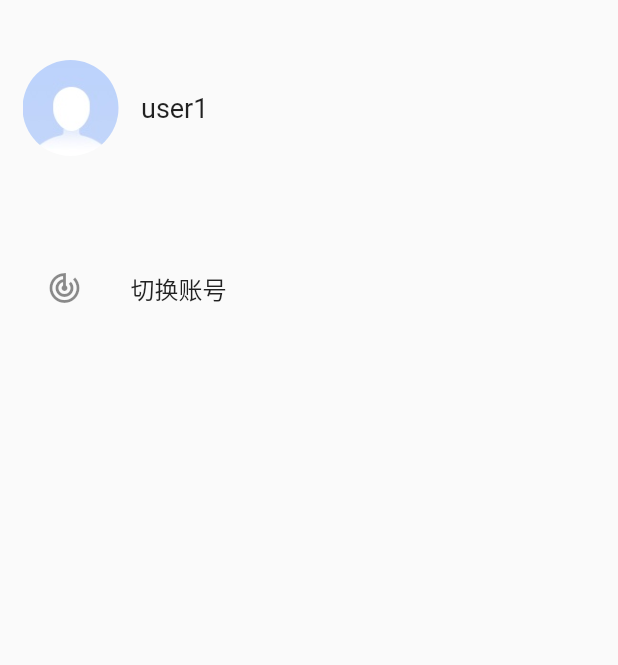
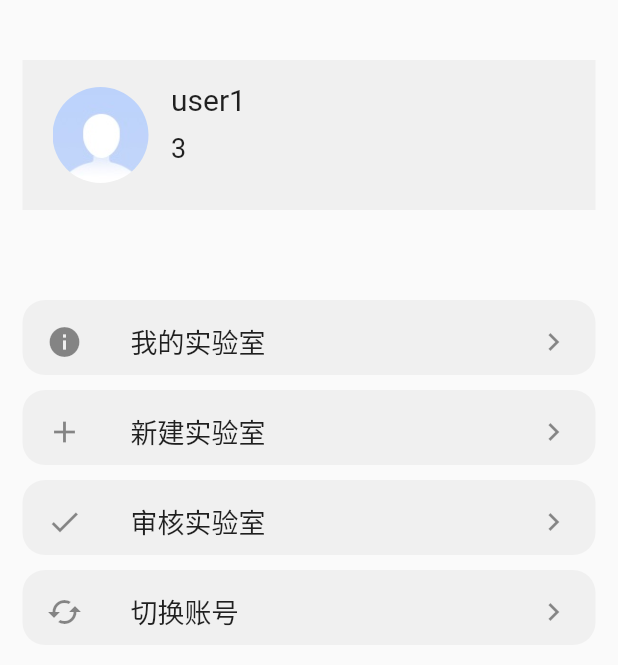
Before and after one commit to Liu-ChaoXian/swustflutter, a Flutter app: the PersonalCenter screen opened directly, on a phone screen of 412 x 824 dp. Shown: the top 665 px of the screen. Run offline on Flutter 3.47's test engine with Material 2 defaults, Android fonts, the phone set to English and light mode, and no system bars; our stand-ins replace flip_card, flutter_swiper, shared_preferences, sqflite; accounts and stored records are empty.

Commit message:
Signed-off-by: Dara-to-win <2574310607@qq.com>

```diff
--- a/lib/pages/personal_center.dart
+++ b/lib/pages/personal_center.dart
@@ -10,9 +10,10 @@ class PersonalCenter extends StatefulWidget {
 
 class _PersonalCenterState extends State<PersonalCenter> {
   final _normalFont = const TextStyle(fontSize: 18.0);
-
+  final _titlrFont = const TextStyle(fontSize: 20.0, fontWeight: FontWeight.w400);
 
   String _userAccount = 'user1';
+  int userLevel = 3;
   Future<SharedPreferences> _prefs = SharedPreferences.getInstance();
 
   @override
@@ -21,17 +22,177 @@ class _PersonalCenterState extends State<PersonalCenter> {
         () => _userAccount = prefs.getString(Constant.userAccount) ?? 'user1'));
   }
 
-  Widget _buildButton() {
+  Widget _buildChange() {
     return Container(
+      height: 50,
+      decoration: BoxDecoration(
+        color: Color.fromARGB(255, 240, 240, 240),
+        borderRadius: BorderRadius.all(Radius.circular(15.0)),
+        //设置四周边框
+//        border: new Border.all(width: 1, color: Colors.grey),
+      ),
       child: ListTile(
-        leading: Icon(Icons.track_changes),
-        title: Text('切换账号'),
+        leading: Icon(Icons.cached),
+        title: Text('切换账号', style: _normalFont,),
+        trailing: Icon(Icons.navigate_next),
         onTap: (){
-          Navigator.push(context, MaterialPageRoute(builder: (context)=>
-              LoginPage()));
+          /// 返回根
+          Navigator.of(context).pushAndRemoveUntil(
+              new MaterialPageRoute(builder: (context)=> LoginPage()),
+                  (route) => route == null
+          );
         },
       ),
     );
+  }
+
+  /// 我的实验室
+  Widget _buildMyExperiment() {
+    return Container(
+      height: 50,
+      decoration: BoxDecoration(
+        color: Color.fromARGB(255, 240, 240, 240),
+        borderRadius: BorderRadius.all(Radius.circular(15.0)),
+        //设置四周边框
+//        border: new Border.all(width: 1, color: Colors.grey),
+      ),
+      child: ListTile(
+        leading: Icon(Icons.info),
+        title: Text('我的实验室', style: _normalFont),
+        trailing: Icon(Icons.navigate_next),
+        onTap: (){
+          /// 设置跳转到我的实验室界面
+          Navigator.of(context).pushAndRemoveUntil(
+              new MaterialPageRoute(builder: (context)=> LoginPage()),
+                  (route) => route == null
+          );
+        },
+      ),
+    );
+  }
+
+  /// 新增实验室
+  Widget _buildAddExperiment() {
+    return Container(
+      height: 50,
+      decoration: BoxDecoration(
+        color: Color.fromARGB(255, 240, 240, 240),
+        borderRadius: BorderRadius.all(Radius.circular(15.0)),
+        //设置四周边框
+//        border: new Border.all(width: 1, color: Colors.grey),
+      ),
+      child: ListTile(
+        leading: Icon(Icons.add),
+        title: Text('新建实验室', style: _normalFont),
+        trailing: Icon(Icons.navigate_next),
+        onTap: (){
+          /// 设置跳转到新增实验室界面
+          Navigator.of(context).pushAndRemoveUntil(
+              new MaterialPageRoute(builder: (context)=> LoginPage()),
+                  (route) => route == null
+          );
+        },
+      ),
+    );
+  }
+
+  /// 审核实验室
+  Widget _buildCheckExperiment() {
+    return Container(
+      height: 50,
+      decoration: BoxDecoration(
+        color: Color.fromARGB(255, 240, 240, 240),
+        borderRadius: BorderRadius.all(Radius.circular(15.0)),
+        //设置四周边框
+//        border: new Border.all(width: 1, color: Colors.grey),
+      ),
+      child: ListTile(
+        leading: Icon(Icons.check),
+        title: Text('审核实验室', style: _normalFont),
+        trailing: Icon(Icons.navigate_next),
+        onTap: (){
+          /// 设置跳转到审核实验室界面
+          Navigator.of(context).pushAndRemoveUntil(
+              new MaterialPageRoute(builder: (context)=> LoginPage()),
+                  (route) => route == null
+          );
+        },
+      ),
+    );
+  }
+
+  Widget _buildContent(int userLevel) {
+    switch(userLevel){
+      case 1:
+        return Column(
+          children: <Widget>[
+            _buildMyExperiment(),
+            SizedBox(height: 10,),
+            _buildChange(),
+          ],
+        );
+        break;
+      case 2:
+        return Column(
+          children: <Widget>[
+            _buildMyExperiment(),
+            SizedBox(height: 10,),
+            _buildChange(),
+            SizedBox(height: 10,),
+            _buildAddExperiment(),
+          ],
+        );
+        break;
+      case 3:
+        return Column(
+          children: <Widget>[
+            _buildMyExperiment(),
+            SizedBox(height: 10,),
+            _buildAddExperiment(),
+            SizedBox(height: 10,),
+            _buildCheckExperiment(),
+            SizedBox(height: 10,),
+            _buildChange(),
+          ],
+        );
+        break;
+      default:
+        break;
+    }
+  }
+
+  Widget _buildInfo(String _userAccount, int userLevel){
+      return Container(
+        height: 100,
+        color: Color.fromARGB(255, 240, 240, 240),
+        padding: EdgeInsets.only(left: 20),
+        child: Row(
+          children: <Widget>[
+            ClipOval(
+              child: Image.asset('assets/user-head.jpg',
+                  width: 64, height: 64, fit: BoxFit.cover),
+            ),
+            SizedBox(width: 15),
+            Expanded(
+              child: Column(
+                crossAxisAlignment: CrossAxisAlignment.start,
+                children: <Widget>[
+                  SizedBox(height: 15,),
+                  Text(
+                    _userAccount, /// 用户昵称
+                    style: _titlrFont,
+                  ),
+                  SizedBox(height: 10,),
+                  Text(
+                    userLevel.toString(),  /// 用户等级
+                    style: _normalFont,
+                  ),
+                ],
+              ),
+            ),
+          ],
+        ),
+      );
   }
 
   @override
@@ -41,28 +202,10 @@ class _PersonalCenterState extends State<PersonalCenter> {
         margin: EdgeInsets.only(left: 15, right: 15, top: 40),
         child: Column(
           children: <Widget>[
-            Row(
-              children: <Widget>[
-                ClipOval(
-                  child: Image.asset('assets/user-head.jpg',
-                      width: 64, height: 64, fit: BoxFit.cover),
-                ),
-                SizedBox(width: 15),
-                Expanded(
-                  child: Column(
-                    crossAxisAlignment: CrossAxisAlignment.start,
-                    children: <Widget>[
-                          Text(
-                            _userAccount,
-                            style: _normalFont,
-                          ),
-                    ],
-                  ),
-                ),
-              ],
-            ),
+            _buildInfo(_userAccount, userLevel),
             SizedBox(height: 60),
-            _buildButton(),
+            _buildContent(userLevel),
+
           ],
         ),
       ),
```
Also changed, not shown: lib/main.dart (+11 -1 lines), lib/pages/find_page.dart (+27 -22 lines), lib/pages/login_page.dart (+21 -23 lines), lib/pages/register_account.dart (+46 -10 lines), pubspec.yaml (+5 -4 lines), assets/image1.jpg (added), assets/image2.jpg (added), assets/image3.gif (added), pubspec.lock, 6 other files.
